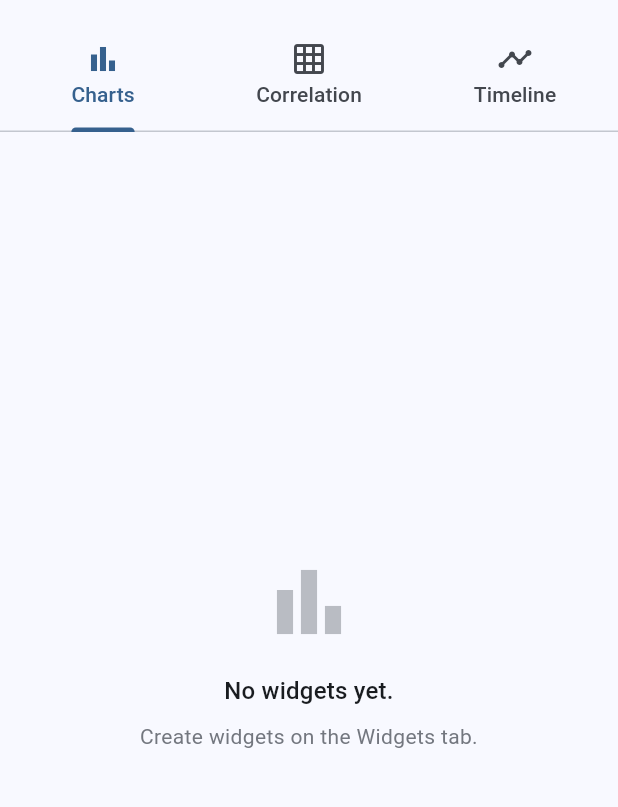
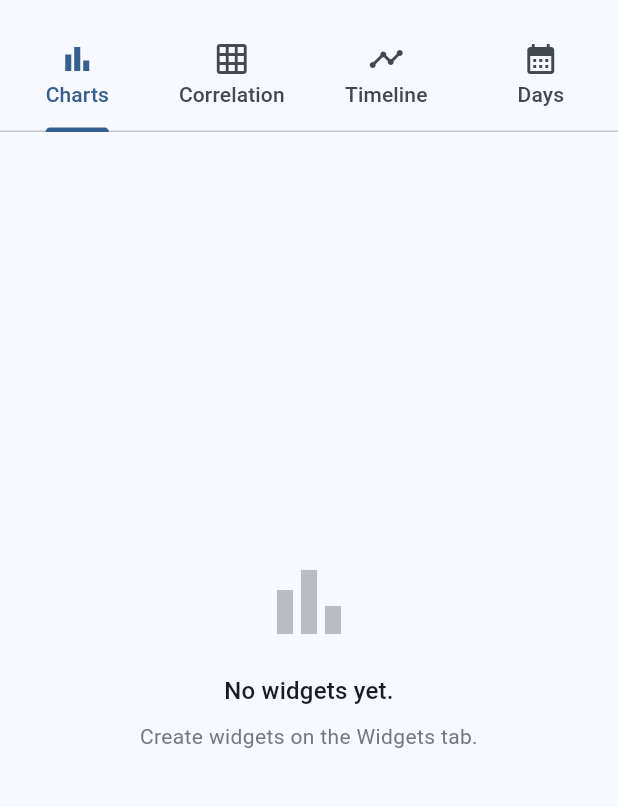
Before and after one commit to lemmy-music/hermes-habit-doc, a Flutter app: the _AnalyticsBody screen opened directly, after a tap on the "refresh" icon, on a phone screen of 412 x 824 dp, the part 63-870 px from its top. Run offline on Flutter 3.47's test engine with Material 3 defaults, Android fonts, the light colour scheme and no system bars; our stand-ins replace drift, drift_flutter, file_picker, fl_chart, shared_preferences, table_calendar; missing offline and left inert: dart:html; accounts and stored records are empty; generated files the repository leaves out were written again.

Commit message:
refactor: move Days tab into Analytics screen

```diff
--- a/lib/screens/analytics_screen.dart
+++ b/lib/screens/analytics_screen.dart
@@ -9,8 +9,10 @@ import 'package:provider/provider.dart';
 
 import '../database/database.dart';
 import '../providers/analytics_provider.dart';
+import '../providers/marked_days_provider.dart';
 import '../providers/theme_provider.dart';
-import '../providers/widget_manager_provider.dart';
+import '../providers/widget_manager_provider.dart' show FieldType;
+import '../widgets/marked_days_view.dart';
 import '../widgets/settings_button.dart';
 
 // ─── Entry Point ─────────────────────────────────────────────────────────────
@@ -29,16 +31,93 @@ class AnalyticsScreen extends StatelessWidget {
 
 // ─── Main Body with Tabs ─────────────────────────────────────────────────────
 
-class _AnalyticsBody extends StatelessWidget {
+class _AnalyticsBody extends StatefulWidget {
   const _AnalyticsBody();
+
+  @override
+  State<_AnalyticsBody> createState() => _AnalyticsBodyState();
+}
+
+class _AnalyticsBodyState extends State<_AnalyticsBody>
+    with SingleTickerProviderStateMixin {
+  static const int _daysTabIndex = 3;
+
+  late final TabController _tabController;
+
+  /// Lazily created the first time the user opens the "Days" tab.
+  ///
+  /// The [MarkedDaysProvider] runs a (comparatively heavy) analysis on
+  /// creation, so it must not be instantiated eagerly together with the
+  /// [AnalyticsProvider] – only when the Days tab is actually visited.
+  MarkedDaysProvider? _markedDaysProvider;
+
+  @override
+  void initState() {
+    super.initState();
+    _tabController = TabController(length: 4, vsync: this);
+    _tabController.addListener(_onTabChanged);
+  }
+
+  @override
+  void dispose() {
+    _markedDaysProvider?.dispose();
+    _tabController.dispose();
+    super.dispose();
+  }
+
+  void _onTabChanged() {
+    if (_tabController.indexIsChanging && _tabController.index == _daysTabIndex) {
+      _ensureMarkedDaysProvider();
+    }
+  }
+
+  void _ensureMarkedDaysProvider() {
+    if (_markedDaysProvider != null) return;
+    _markedDaysProvider = MarkedDaysProvider(context.read<AppDatabase>());
+    setState(() {});
+  }
+
+  /// Reloads the analytics data and – once the Days tab has been opened –
+  /// the marked-days data as well.
+  void _reloadAll() {
+    context.read<AnalyticsProvider>().loadData();
+    _markedDaysProvider?.loadData();
+  }
 
   @override
   Widget build(BuildContext context) {
     final provider = context.watch<AnalyticsProvider>();
-
-    return DefaultTabController(
-      length: 3,
-      child: Scaffold(
+    final markedDaysProvider = _markedDaysProvider;
+
+    final Widget body;
+    if (provider.loading) {
+      body = const Center(child: CircularProgressIndicator());
+    } else if (provider.error != null) {
+      body = _ErrorView(
+        error: provider.error!,
+        onRetry: () => context.read<AnalyticsProvider>().loadData(),
+      );
+    } else {
+      body = TabBarView(
+        controller: _tabController,
+        children: [
+          const _ChartsTab(),
+          const _CorrelationTab(),
+          const _TimelineTab(),
+          // Days tab: placeholder until first visited, then the content with
+          // its own provider (kept alive so the selected calendar month and
+          // scroll position survive tab switches).
+          markedDaysProvider == null
+              ? const SizedBox.shrink()
+              : ChangeNotifierProvider.value(
+                  value: markedDaysProvider,
+                  child: const MarkedDaysView(),
+                ),
+        ],
+      );
+    }
+
+    return Scaffold(
       appBar: AppBar(
         title: const Text('Analytics'),
         centerTitle: true,
@@ -46,36 +125,21 @@ class _AnalyticsBody extends StatelessWidget {
           IconButton(
             icon: const Icon(Icons.refresh),
             tooltip: 'Refresh',
-              onPressed: () => context.read<AnalyticsProvider>().loadData(),
-            ),
-            SettingsButton(
-              onImportComplete: () =>
-                  context.read<AnalyticsProvider>().loadData(),
-            ),
-          ],
-          bottom: const TabBar(
-            tabs: [
+            onPressed: _reloadAll,
+          ),
+          SettingsButton(onImportComplete: _reloadAll),
+        ],
+        bottom: TabBar(
+          controller: _tabController,
+          tabs: const [
             Tab(icon: Icon(Icons.bar_chart), text: 'Charts'),
             Tab(icon: Icon(Icons.grid_on), text: 'Correlation'),
             Tab(icon: Icon(Icons.timeline), text: 'Timeline'),
-            ],
-          ),
-        ),
-        body: provider.loading
-            ? const Center(child: CircularProgressIndicator())
-            : provider.error != null
-                ? _ErrorView(
-                    error: provider.error!,
-                    onRetry: () => context.read<AnalyticsProvider>().loadData(),
-                  )
-                : const TabBarView(
-                    children: [
-                      _ChartsTab(),
-                      _CorrelationTab(),
-                      _TimelineTab(),
-                    ],
-                  ),
-      ),
+            Tab(icon: Icon(Icons.calendar_month), text: 'Days'),
+          ],
+        ),
+      ),
+      body: body,
     );
   }
 }
@@ -116,11 +180,29 @@ class _ErrorView extends StatelessWidget {
 
 // ─── Timeline Tab ─────────────────────────────────────────────────────────────
 
-class _TimelineTab extends StatelessWidget {
+class _TimelineTab extends StatefulWidget {
   const _TimelineTab();
 
   @override
+  State<_TimelineTab> createState() => _TimelineTabState();
+}
+
+class _TimelineTabState extends State<_TimelineTab>
+    with AutomaticKeepAliveClientMixin {
+  final ScrollController _scrollController = ScrollController();
+
+  @override
+  bool get wantKeepAlive => true;
+
+  @override
+  void dispose() {
+    _scrollController.dispose();
+    super.dispose();
+  }
+
+  @override
   Widget build(BuildContext context) {
+    super.build(context);
     final provider = context.watch<AnalyticsProvider>();
     final timeline = provider.timeline;
 
@@ -138,6 +220,7 @@ class _TimelineTab extends StatelessWidget {
         final isWide = constraints.maxWidth >= 600;
 
         return ListView.separated(
+          controller: _scrollController,
           padding: const EdgeInsets.symmetric(vertical: 8, horizontal: 12),
           itemCount: timeline.length,
           separatorBuilder: (_, __) => const SizedBox(height: 4),
@@ -375,8 +458,12 @@ class _ChartsTab extends StatefulWidget {
   State<_ChartsTab> createState() => _ChartsTabState();
 }
 
-class _ChartsTabState extends State<_ChartsTab> {
+class _ChartsTabState extends State<_ChartsTab>
+    with AutomaticKeepAliveClientMixin {
   _ChartRange _range = _ChartRange.all;
+
+  @override
+  bool get wantKeepAlive => true;
 
   List<TrackingEvent> _filterByRange(List<TrackingEvent> events) {
     final duration = _range.duration;
@@ -420,6 +507,7 @@ class _ChartsTabState extends State<_ChartsTab> {
 
   @override
   Widget build(BuildContext context) {
+    super.build(context);
     final provider = context.watch<AnalyticsProvider>();
     final widgets = provider.widgets;
 
@@ -1206,9 +1294,13 @@ class _CorrelationTab extends StatefulWidget {
   State<_CorrelationTab> createState() => _CorrelationTabState();
 }
 
-class _CorrelationTabState extends State<_CorrelationTab> {
+class _CorrelationTabState extends State<_CorrelationTab>
+    with AutomaticKeepAliveClientMixin {
   int? _expandedWidgetId1;
   int? _expandedWidgetId2;
+
+  @override
+  bool get wantKeepAlive => true;
 
   /// True while the (synchronous) correlation math is running.
   bool _calculating = true;
@@ -1344,6 +1436,7 @@ class _CorrelationTabState extends State<_CorrelationTab> {
 
   @override
   Widget build(BuildContext context) {
+    super.build(context);
     final provider = context.watch<AnalyticsProvider>();
     final widgets = provider.widgets;
 
```
Also changed, not shown: lib/main.dart (+0 -7 lines), lib/widgets/marked_days_view.dart (renamed from lib/screens/marked_days_screen.dart, +26 -47 lines). Lines whose indentation alone changed are shown as unchanged.
